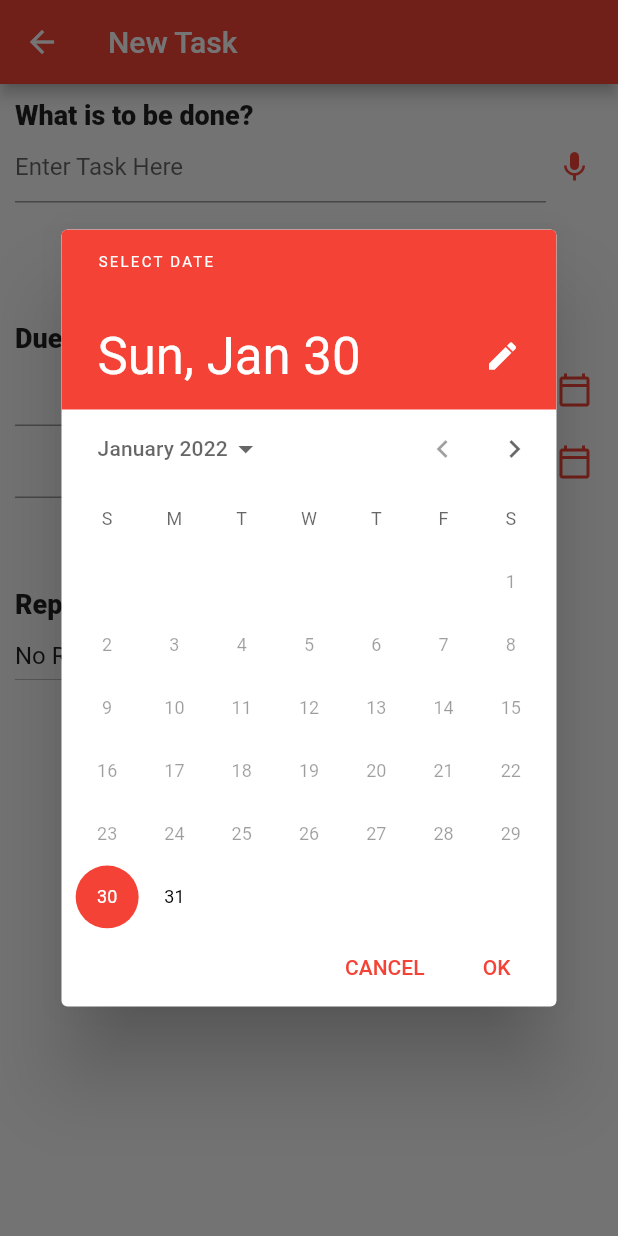
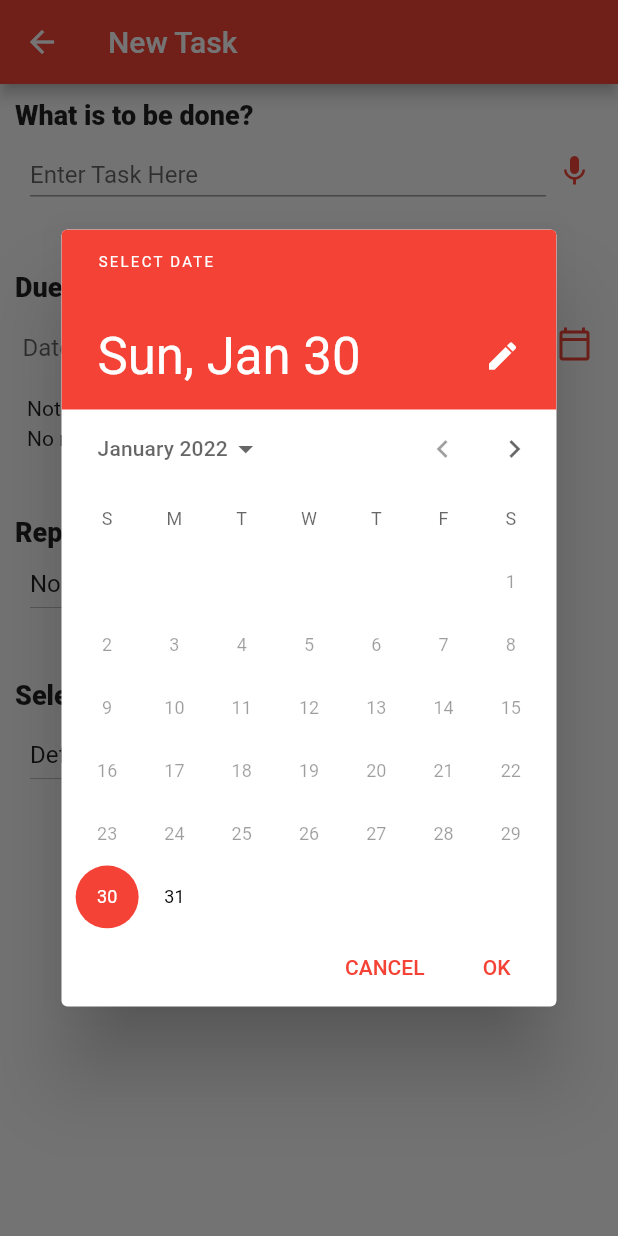
Before and after one commit to Pony-Stark/todoagain, a Flutter app: the NewTaskScreen screen opened by its route, after a tap on the "calendar today" icon, on a phone screen of 412 x 824 dp. Run offline on Flutter 3.47's test engine with Material 2 defaults, Android fonts, the phone set to English and light mode, and no system bars.

Commit message:
Fixed UI, used enum, Aggregated variables into Task class in new task screen state

```diff
--- a/lib/main.dart
+++ b/lib/main.dart
@@ -17,7 +17,7 @@ class MyApp extends StatelessWidget {
       theme: ThemeData(
         primarySwatch: Colors.red,
       ),
-      home: MyHomePage(),
+      home: const MyHomePage(),
       routes: {
         newTaskScreenID: (context) {
           return const NewTaskScreen();
@@ -35,7 +35,7 @@ class MyHomePage extends StatelessWidget {
     return Scaffold(
       floatingActionButton: FloatingActionButton(
         //onPressed: (){},
-        child: Icon(Icons.add, size: 35),
+        child: const Icon(Icons.add, size: 35),
         onPressed: () {
           /*Navigator.push(
             context,
--- a/lib/screens/new_task_screen.dart
+++ b/lib/screens/new_task_screen.dart
@@ -1,5 +1,7 @@
+import 'package:flutter/foundation.dart';
 import "package:flutter/material.dart";
 import 'package:intl/intl.dart';
+import 'package:todoagain/task.dart';
 
 class NewTaskScreen extends StatefulWidget {
   const NewTaskScreen({Key? key}) : super(key: key);
@@ -9,17 +11,47 @@ class NewTaskScreen extends StatefulWidget {
 }
 
 class _NewTaskScreenState extends State<NewTaskScreen> {
-  DateTime? date = null;
-  String taskName = "";
+  Task task = Task(
+      taskName: "",
+      finished: false,
+      taskListID: 0,
+      taskId: -1,
+      parentTaskID: null,
+      deadlineDate: null,
+      deadlineTime: null);
   TextEditingController dateController = TextEditingController();
-  List<String> options = [
-    "No Repeat",
-    "Once a Day",
-    "Once a Day(Mon-Fri)",
-    "Once a Week",
-    "Other",
-  ];
-  String repetitionFrequency = "No Repeat";
+  TextEditingController timeController = TextEditingController();
+  RepeatCycle? chosenRepeatCycle = null;
+  RepeatFrequency repeatFrequency =
+      RepeatFrequency(num: 2, tenure: Tenure.days);
+
+  void datePicker() async {
+    DateTime? pickedDate = await showDatePicker(
+        context: context,
+        initialDate:
+            task.deadlineDate == null ? DateTime.now() : task.deadlineDate!,
+        firstDate: DateTime.now(),
+        //TODO::lastDate should be 50/100/x number of years from now
+        lastDate: DateTime(2101));
+    if (pickedDate != null) {
+      task.deadlineDate = pickedDate;
+      setState(() {});
+      var dateString = DateFormat('EEEE, d MMM, yyyy').format(pickedDate);
+      dateController.text = dateString;
+    }
+  }
+
+  void timePicker() async {
+    TimeOfDay? pickedTime = await showTimePicker(
+      context: context,
+      initialTime: TimeOfDay.now(),
+    );
+    if (pickedTime != null) {
+      task.deadlineTime = pickedTime;
+      setState(() {});
+      timeController.text = pickedTime.format(context);
+    }
+  }
 
   List<DropdownMenuItem<String>> dropdownItemCreator(List<String> itemValues) {
     List<DropdownMenuItem<String>> dropdownMenuItems = [];
@@ -53,20 +85,27 @@ class _NewTaskScreenState extends State<NewTaskScreen> {
                 fontWeight: FontWeight.w900,
               ),
             ),
+            SizedBox(height: 10),
             Row(
               children: [
+                SizedBox(width: 10),
                 Flexible(
                   child: TextField(
-                    decoration: InputDecoration(
+                    decoration: const InputDecoration(
+                      contentPadding: EdgeInsets.fromLTRB(0, 10, 0, 5),
+                      isDense: true,
                       hintText: "Enter Task Here",
                     ),
+                    onChanged: (String? value) {
+                      task.taskName = value == null ? task.taskName : value;
+                    },
                   ),
                 ),
                 CustomIconButton(iconData: Icons.mic, onPressed: () {}),
               ],
             ),
             SizedBox(
-              height: 80,
+              height: 50,
             ),
 
             //Date Time Input
@@ -77,86 +116,70 @@ class _NewTaskScreenState extends State<NewTaskScreen> {
                 fontWeight: FontWeight.w900,
               ),
             ),
-            Row(
-              children: [
-                Flexible(
-                  child: TextField(
-                    readOnly: true,
-                    controller: dateController,
-                  ),
-                ),
-                CustomIconButton(
+            SizedBox(height: 10),
+            EditableFieldWithCancelButton(
+              hintText: "Date not set",
               iconData: Icons.calendar_today_outlined,
-                  onPressed: () async {
-                    DateTime? pickedDate = await showDatePicker(
-                        context: context,
-                        initialDate: date == null ? DateTime.now() : date!,
-                        firstDate: DateTime.now(),
-                        //TODO::lastDate should be 50/100/x number of years from now
-                        lastDate: DateTime(2101));
-                    if (pickedDate != null) {
-                      date = pickedDate;
+              textController: dateController,
+              picker: datePicker,
+              onCancel: () {
+                task.deadlineDate = null;
+                dateController.text = "";
+                task.deadlineTime = null;
+                timeController.text = "";
                 setState(() {});
-                      var dateString =
-                          DateFormat('EEEE, d MMM, yyyy').format(pickedDate);
-                      dateController.text = dateString;
-                    }
+              },
+              enableCancelButton: () {
+                return (task.deadlineDate != null);
               },
             ),
+
+            //Time Input
+            SizedBox(height: 10),
             Visibility(
-                  visible: date == null ? false : true,
-                  child: CustomIconButton(
-                    iconData: Icons.cancel_rounded,
-                    onPressed: () {
-                      date = null;
+              visible: task.deadlineDate != null ? true : false,
+              child: EditableFieldWithCancelButton(
+                hintText: "Time not set",
+                iconData: Icons.access_time,
+                textController: timeController,
+                picker: timePicker,
+                onCancel: () {
+                  task.deadlineTime = null;
                   setState(() {});
-                      dateController.text = "";
+                  timeController.text = "";
+                },
+                enableCancelButton: () {
+                  return (task.deadlineTime != null);
                 },
               ),
             ),
-              ],
+            Padding(
+              padding: const EdgeInsets.fromLTRB(8, 8, 0, 0),
+              child: Column(
+                crossAxisAlignment: CrossAxisAlignment.start,
+                children: [
+                  Text(
+                    "Notifications",
                   ),
-            //Time Input
-            Row(
-              children: [
-                Flexible(
-                  child: TextField(
-                    readOnly: true,
-                    controller: dateController,
+                  SizedBox(height: 4),
+                  Text(
+                    task.deadlineDate != null
+                        ? "Day summary on the same day at 8:00 am."
+                        : "No notifications if date not set",
                   ),
+                  SizedBox(height: 4),
+                  Visibility(
+                    child: Text(
+                      "Individual notification on time",
                     ),
-                CustomIconButton(
-                  iconData: Icons.calendar_today_outlined,
-                  onPressed: () async {
-                    DateTime? pickedDate = await showDatePicker(
-                        context: context,
-                        initialDate: date == null ? DateTime.now() : date!,
-                        firstDate: DateTime.now(),
-                        //TODO::lastDate should be 50/100/x number of years from now
-                        lastDate: DateTime(2101));
-                    if (pickedDate != null) {
-                      date = pickedDate;
-                      setState(() {});
-                      var dateString =
-                          DateFormat('EEEE, d MMM, yyyy').format(pickedDate);
-                      dateController.text = dateString;
-                    }
-                  },
-                ),
-                Visibility(
-                  visible: date == null ? false : true,
-                  child: CustomIconButton(
-                    iconData: Icons.cancel_rounded,
-                    onPressed: () {
-                      date = null;
-                      setState(() {});
-                      dateController.text = "";
-                    },
-                  ),
+                    visible: task.deadlineTime != null,
                   ),
                 ],
               ),
-            SizedBox(height: 60),
+            ),
+
+            //Repeating Info
+            const SizedBox(height: 40),
             Text(
               "Repeat",
               style: TextStyle(
@@ -164,42 +187,164 @@ class _NewTaskScreenState extends State<NewTaskScreen> {
                 fontWeight: FontWeight.w900,
               ),
             ),
-            DropdownButton<String>(
-              items: dropdownItemCreator(options),
-              value: repetitionFrequency,
-              onChanged: (String? chosenValue) {
+            Row(
+              children: [
+                SizedBox(width: 10),
+                DropdownButton<dynamic>(
+                  items: () {
+                    List<DropdownMenuItem<dynamic>> items = [];
+                    items.add(const DropdownMenuItem<dynamic>(
+                      child: Text(
+                        "No Repeat",
+                      ),
+                      value: "No Repeat",
+                    ));
+                    for (var value in RepeatCycle.values) {
+                      items.add(DropdownMenuItem<dynamic>(
+                        child: Text(
+                          repeatCycleToUIString(value),
+                        ),
+                        value: value,
+                      ));
+                    }
+
+                    //values.add("No Repeat");
+                    return (items);
+                  }(),
+                  value: chosenRepeatCycle ?? "No Repeat",
+                  onChanged: (dynamic chosenValue) {
                     if (chosenValue != null) {
-                  if (chosenValue != options.last) {
-                    //options.last = "Other"
-                    repetitionFrequency = chosenValue;
+                      if (chosenValue == "No Repeat")
+                        chosenRepeatCycle = null;
+                      else
+                        chosenRepeatCycle = chosenValue;
                       setState(() {});
-                  } else {
-                    AlertDialog alert = AlertDialog(
-                      content: Text("Content"),
-                      actions: [
-                        TextButton(
-                          child: Text("OK"),
-                          onPressed: () {},
-                        ),
-                        TextButton(
-                          child: Text("Cancel"),
-                          onPressed: () {},
-                        ),
-                      ],
-                    );
-                    showDialog(
-                      context: context,
-                      builder: (BuildContext context) {
-                        return alert;
-                      },
-                    );
-                  }
                     }
                   },
                 ),
               ],
             ),
+            Visibility(
+              visible: chosenRepeatCycle == RepeatCycle.other,
+              child: Column(children: [
+                SizedBox(height: 10),
+                Row(children: [
+                  SizedBox(width: 10),
+                  DropdownButton<int>(
+                    items: [2, 3, 4, 5, 6, 7, 8, 9, 10]
+                        .map((int t) => DropdownMenuItem<int>(
+                              child: Text(t.toString()),
+                              value: t,
+                            ))
+                        .toList(),
+                    value: repeatFrequency.num,
+                    onChanged: (value) {
+                      if (value != null) {
+                        repeatFrequency.num = value;
+                        setState(() {});
+                      }
+                    },
                   ),
+                  SizedBox(width: 10),
+                  DropdownButton<Tenure>(
+                    items: Tenure.values
+                        .map((Tenure t) => DropdownMenuItem<Tenure>(
+                              child: Text(describeEnum(t)),
+                              value: t,
+                            ))
+                        .toList(),
+                    value: repeatFrequency.tenure,
+                    onChanged: (value) {
+                      if (value != null) {
+                        repeatFrequency.tenure = value;
+                        setState(() {});
+                      }
+                    },
+                  )
+                ])
+              ]),
+            ),
+
+            const SizedBox(height: 40),
+            Text(
+              "Select a List",
+              style: TextStyle(
+                fontSize: 18,
+                fontWeight: FontWeight.w900,
+              ),
+            ),
+            SizedBox(height: 5),
+            Row(
+              children: [
+                SizedBox(width: 10),
+                DropdownButton<String>(
+                  items: dropdownItemCreator(["Default"]),
+                  value: "Default",
+                  onChanged: (value) {},
+                ),
+              ],
+            ),
+          ],
+        ),
+      ),
+    );
+  }
+}
+
+class EditableFieldWithCancelButton extends StatelessWidget {
+  const EditableFieldWithCancelButton({
+    Key? key,
+    required this.hintText,
+    required this.iconData,
+    required this.textController,
+    required this.picker,
+    required this.onCancel,
+    required this.enableCancelButton,
+  }) : super(key: key);
+
+  final String hintText;
+  final IconData iconData;
+  final TextEditingController textController;
+  final void Function() picker;
+  final void Function() onCancel;
+  final bool Function() enableCancelButton;
+
+  @override
+  Widget build(BuildContext context) {
+    return Row(
+      children: [
+        const SizedBox(width: 5),
+        Flexible(
+          child: TextField(
+            controller: textController,
+            decoration: InputDecoration(
+              contentPadding: EdgeInsets.fromLTRB(0, 10, 0, 5),
+              isDense: true,
+              hintText: hintText,
+              enabledBorder: UnderlineInputBorder(
+                borderSide: BorderSide(
+                  color: Colors.white60,
+                ),
+              ),
+            ),
+            onTap: picker,
+            enableInteractiveSelection: false,
+            showCursor: false,
+            readOnly: true,
+          ),
+        ),
+        SizedBox(width: 5),
+        CustomIconButton(
+          iconData: iconData,
+          onPressed: picker,
+        ),
+        Visibility(
+            child: CustomIconButton(
+              iconData: Icons.cancel_rounded,
+              onPressed: onCancel,
+            ),
+            visible: enableCancelButton()),
+      ],
     );
   }
 }
--- a/lib/task.dart
+++ b/lib/task.dart
@@ -1,3 +1,5 @@
+import 'package:flutter/material.dart';
+
 enum RepeatCycle {
   onceADay,
   onceADayMonFri,
@@ -6,6 +8,19 @@ enum RepeatCycle {
   onceAYear,
   other,
 }
+
+String repeatCycleToUIString(RepeatCycle r) {
+  Map<RepeatCycle, String> mapper = {
+    RepeatCycle.onceADay: "Once A Day",
+    RepeatCycle.onceADayMonFri: "Once A Day( Mon-Fri )",
+    RepeatCycle.onceAWeek: "Once A Week",
+    RepeatCycle.onceAMonth: "Once A Month",
+    RepeatCycle.onceAYear: "Once A Year",
+    RepeatCycle.other: "Other...",
+  };
+  return (mapper[r]!);
+}
+
 enum Tenure { days, weeks, months, years }
 
 class RepeatFrequency {
@@ -15,34 +30,22 @@ class RepeatFrequency {
 }
 
 class Task {
-  static late int counter;
   Task({
     required this.taskName,
     required this.finished,
     required this.taskListID,
-    taskId = null,
+    required this.taskId,
     this.parentTaskID,
     this.deadlineDate,
     this.deadlineTime,
-  }) {
-    if (taskId == null) {
-      this.taskId = counter;
-      counter++;
-    } else {
-      this.taskId = taskId;
-    }
-  }
-
-  static initializeCounter(int counter) {
-    Task.counter = counter;
-  }
+  });
 
   late int taskId;
   int taskListID;
   int? parentTaskID; //used for repeated task instances only
   String taskName;
   DateTime? deadlineDate;
-  DateTime? deadlineTime;
+  TimeOfDay? deadlineTime;
   bool finished;
   void finishTask() {
     finished = true;
@@ -101,10 +104,10 @@ class TaskList {
 
   void FinishTask(Task task) {}
 
-  void addTask({
+  /*void addTask({
     required String taskName,
     DateTime? deadlineDate,
-    DateTime? deadlineTime,
+    TimeOfDay? deadlineTime,
     int? parentTaskID,
   }) {
     //
@@ -120,7 +123,7 @@ class TaskList {
     if (parentTaskID != null) {
       //
     }
-  }
+  }*/
 
   void finishTask(Task task) {}
 }
--- a/pubspec.yaml
+++ b/pubspec.yaml
@@ -29,6 +29,7 @@ environment:
 dependencies:
   flutter:
     sdk: flutter
+  sqflite:
 
 
   # The following adds the Cupertino Icons font to your application.
```
Also changed, not shown: pubspec.lock. Lines whose indentation alone changed are shown as unchanged.
